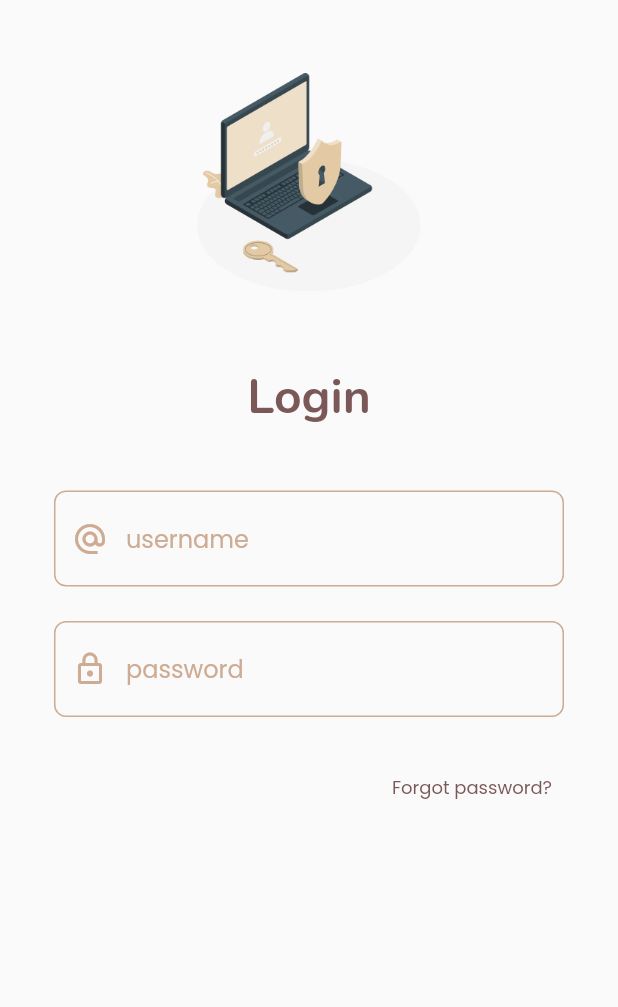
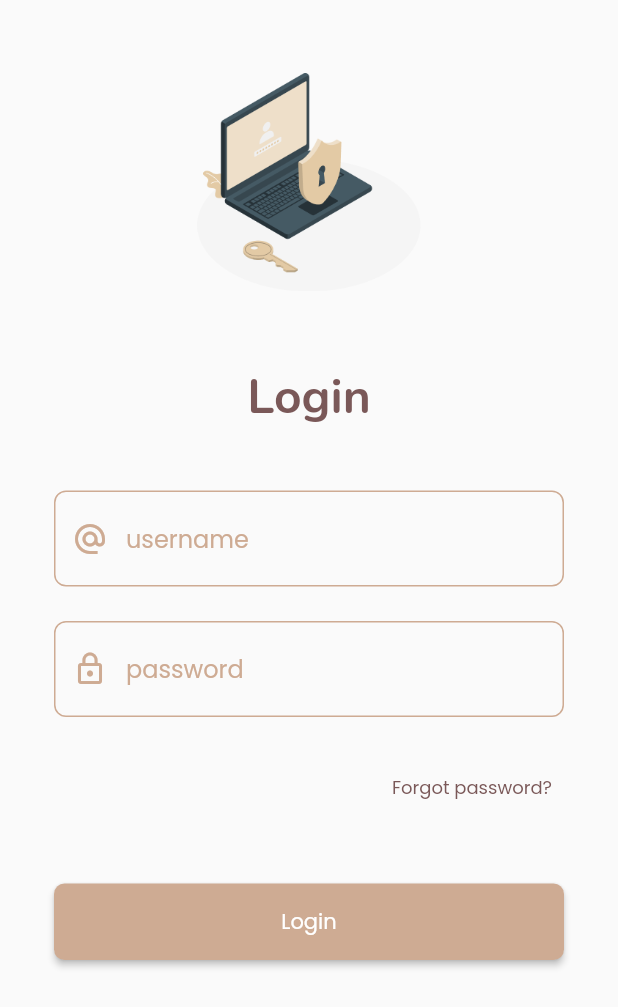
Before and after one commit to dna2121/cafe_app, a Flutter app: the screen it shows after launch, on a phone screen of 412 x 824 dp. Shown: the top 1007 px of the screen. Run offline on Flutter 3.47's test engine with Material 2 defaults, Android fonts, the phone set to English and light mode, and no system bars; our stand-ins replace get.

Commit message:
login button

```diff
--- a/lib/app/modules/login/views/login_view.dart
+++ b/lib/app/modules/login/views/login_view.dart
@@ -17,7 +17,7 @@ class LoginView extends GetView<LoginController> {
             children: [
               Padding(
                 padding:
-                    const EdgeInsets.symmetric(vertical: 47, horizontal: 111),
+                    const EdgeInsets.symmetric(vertical: 47, horizontal: 36),
                 child: Image.asset(
                   "assets/images/login.png",
                   height: 149,
@@ -58,10 +58,29 @@ class LoginView extends GetView<LoginController> {
                         ),
                       ),
                     ),
-                    const SizedBox(height: 23),
                   ],
                 ),
               ),
+              Padding(
+                padding: const EdgeInsets.symmetric(horizontal: 36),
+                child: SizedBox(
+                  height: 51,
+                  width: double.infinity,
+                  child: ElevatedButton(
+                    onPressed: () {},
+                    style: ButtonStyle(
+                      backgroundColor:
+                          MaterialStateProperty.all(AppColor.buttonColor),
+                      shape: MaterialStateProperty.all<RoundedRectangleBorder>(
+                        RoundedRectangleBorder(
+                          borderRadius: BorderRadius.circular(7.0),
+                        ),
+                      ),
+                    ),
+                    child: const Text("Login"),
+                  ),
+                ),
+              )
             ],
           ),
         ],
```
